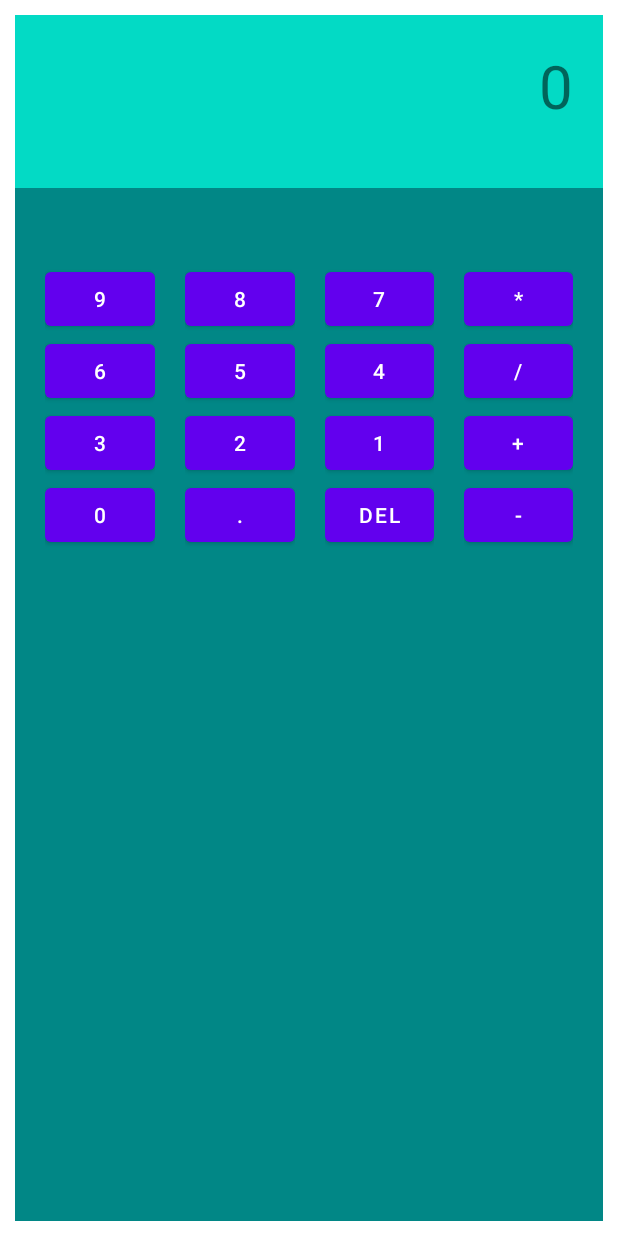
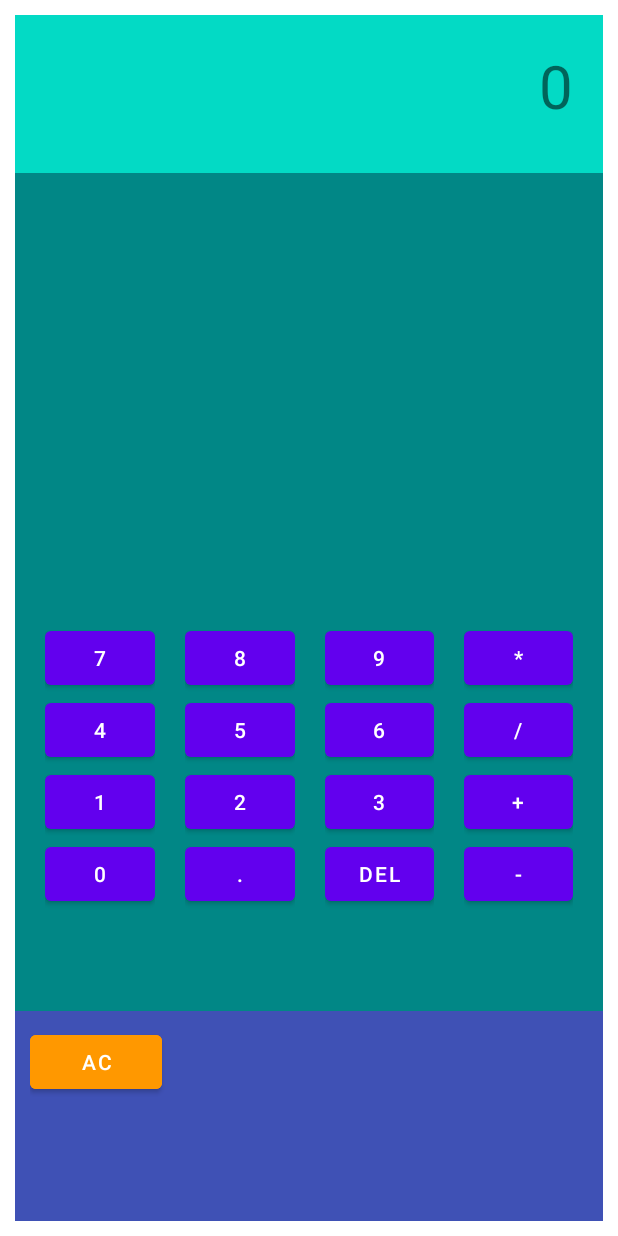
Before and after one commit to JesusEsteban2/practica_calcu, an Android app: the layout activity_main.xml on its own in the app's theme, with its tools: preview values and no code run, on a phone screen of 412 x 824 dp. Run offline under Robolectric (Android 15) with nearby library versions, the phone set to English and light mode, and no system bars.

Commit message:
Correction commit

```diff
--- a/app/src/main/res/layout/activity_main.xml
+++ b/app/src/main/res/layout/activity_main.xml
@@ -15,7 +15,7 @@
         <LinearLayout
             android:layout_width="match_parent"
             android:layout_height="wrap_content"
-            android:layout_weight="1"
+            android:layout_weight="0"
             android:orientation="horizontal"
             android:background="@color/teal_200"
             android:padding="20dp">
@@ -25,26 +25,27 @@
                 android:layout_width="match_parent"
                 android:layout_height="65dp"
                 android:text="0"
-                android:textAlignment="viewEnd"
+                android:textAlignment="textEnd"
                 android:textSize="40dp" />
 
         </LinearLayout>
         <LinearLayout
             android:id="@+id/spcKey"
             android:layout_width="match_parent"
-            android:layout_height="wrap_content"
-            android:layout_weight="1"
+            android:layout_height="0dp"
+            android:layout_weight="2"
             android:orientation="horizontal"
             android:padding="10dp"
             android:background="@color/teal_700"
             android:outlineAmbientShadowColor="@color/cardview_dark_background"
             >
+
         </LinearLayout>
         <LinearLayout
             android:id="@+id/numKbr"
             android:layout_width="match_parent"
-            android:layout_height="wrap_content"
-            android:layout_weight="40"
+            android:layout_height="0dp"
+            android:layout_weight="2"
             android:orientation="horizontal"
             android:padding="10dp"
             android:background="@color/teal_700"
@@ -53,27 +54,27 @@
             <LinearLayout
                 android:layout_width="match_parent"
                 android:layout_height="wrap_content"
-                android:layout_weight="10"
+                android:layout_weight="1"
                 android:orientation="vertical"
                 android:padding="10dp"
                 android:background="@color/teal_700"
                 android:outlineAmbientShadowColor="@color/cardview_dark_background"
                 >
                 <Button
-                    android:id="@+id/butNu9"
+                    android:id="@+id/butNu7"
                     android:layout_width="wrap_content"
                     android:layout_height="wrap_content"
-                    android:text="9" />
+                    android:text="7" />
                 <Button
-                    android:id="@+id/butNu6"
+                    android:id="@+id/butNu4"
                     android:layout_width="wrap_content"
                     android:layout_height="wrap_content"
-                    android:text="6" />
+                    android:text="4" />
                 <Button
-                    android:id="@+id/butNu3"
+                    android:id="@+id/butNu1"
                     android:layout_width="wrap_content"
                     android:layout_height="wrap_content"
-                    android:text="3" />
+                    android:text="1" />
                 <Button
                     android:id="@+id/butNu0"
                     android:layout_width="wrap_content"
@@ -83,7 +84,7 @@
             <LinearLayout
                 android:layout_width="match_parent"
                 android:layout_height="wrap_content"
-                android:layout_weight="10"
+                android:layout_weight="1"
                 android:orientation="vertical"
                 android:padding="10dp"
                 android:background="@color/teal_700"
@@ -112,28 +113,29 @@
             </LinearLayout>
             <LinearLayout
                 android:layout_width="match_parent"
-                android:layout_height="wrap_content"
-                android:layout_weight="10"
+                android:layout_height="match_parent"
+                android:layout_weight="1"
                 android:orientation="vertical"
                 android:padding="10dp"
                 android:background="@color/teal_700"
                 android:outlineAmbientShadowColor="@color/cardview_dark_background"
                 >
                 <Button
-                    android:id="@+id/butNu7"
+                    android:id="@+id/butNu9"
                     android:layout_width="wrap_content"
                     android:layout_height="wrap_content"
-                    android:text="7" />
+                    android:text="9" />
                 <Button
-                    android:id="@+id/butNu4"
+                    android:id="@+id/butNu6"
                     android:layout_width="wrap_content"
                     android:layout_height="wrap_content"
-                    android:text="4" />
+                    android:text="6" />
                 <Button
-                    android:id="@+id/butNu1"
+                    android:id="@+id/butNu3"
                     android:layout_width="wrap_content"
                     android:layout_height="wrap_content"
-                    android:text="1" />
+                    android:text="3" />
+
                 <Button
                     android:id="@+id/butBack"
                     android:layout_width="wrap_content"
@@ -142,8 +144,8 @@
             </LinearLayout>
             <LinearLayout
                 android:layout_width="match_parent"
-                android:layout_height="wrap_content"
-                android:layout_weight="10"
+                android:layout_height="match_parent"
+                android:layout_weight="1"
                 android:orientation="vertical"
                 android:padding="10dp"
                 android:background="@color/teal_700"
@@ -171,7 +173,22 @@
                     android:text="-" />
             </LinearLayout>
         </LinearLayout>
-
+        <LinearLayout
+        android:id="@+id/especKey"
+        android:layout_width="match_parent"
+        android:layout_height="0dp"
+        android:layout_weight="1"
+        android:orientation="horizontal"
+        android:padding="10dp"
+        android:background="@color/especColor"
+        >
+        <Button
+            android:id="@+id/butAc"
+            android:layout_width="wrap_content"
+            android:layout_height="wrap_content"
+            android:text="Ac"
+            android:backgroundTint="@color/especBut"/>
+    </LinearLayout>
     </LinearLayout>
 
 
--- a/app/src/main/res/values/colors.xml
+++ b/app/src/main/res/values/colors.xml
@@ -7,4 +7,6 @@
     <color name="teal_700">#FF018786</color>
     <color name="black">#FF000000</color>
     <color name="white">#FFFFFFFF</color>
+    <color name="especColor">#3F51B5</color>
+    <color name="especBut">#FF9800</color>
 </resources>
```
Also changed, not shown: app/src/main/AndroidManifest.xml (+6 -1 lines), app/src/main/java/com/example/practica_calcu/MainActivity.kt (+47 -3 lines).
